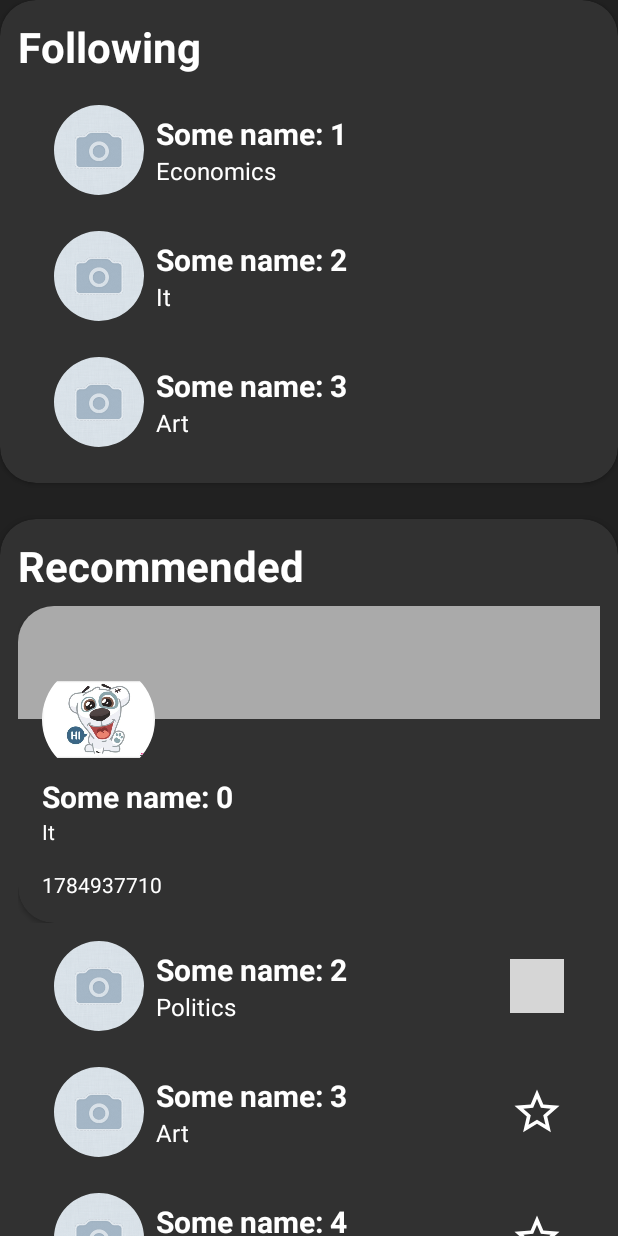
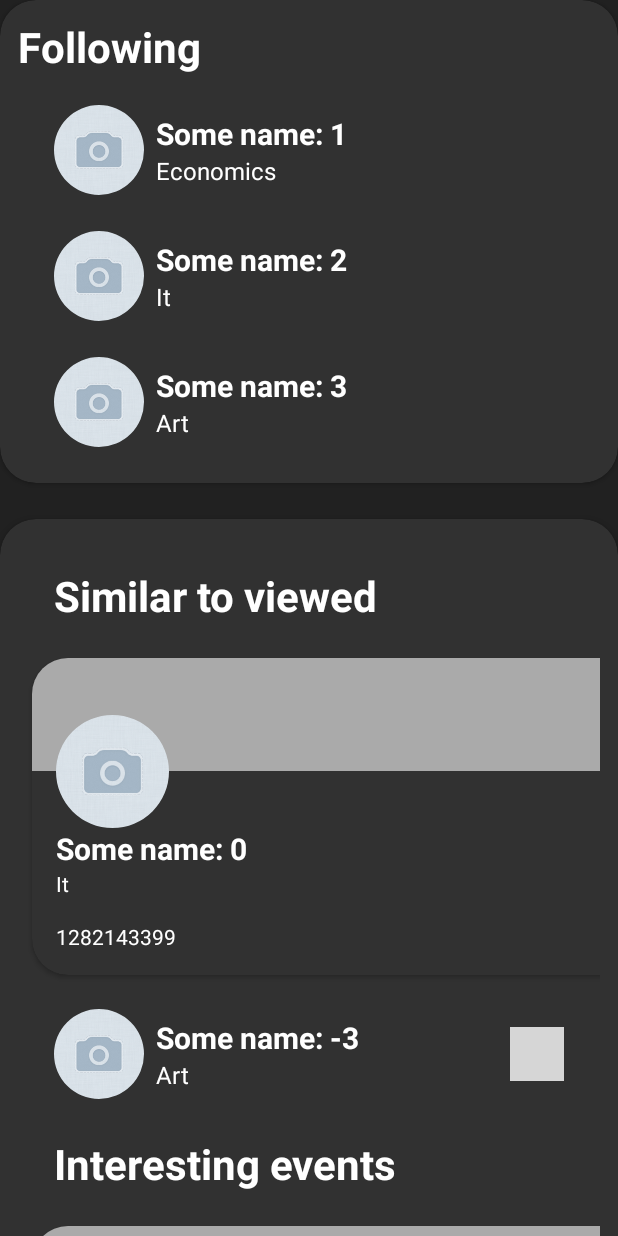
Before and after one commit to VladislavDobrihlopez/RecyclerViewOptimizations, an Android app: the screen it shows after launch (MainActivity), after a tap on "add to favourites", on a phone screen of 412 x 824 dp. Run offline under Robolectric (Android 15) with nearby library versions, the phone set to English and light mode, and no system bars; grey boxes are pictures that could not be loaded.

Commit message:
add shared view pool and section headers

```diff
--- a/app/src/main/java/com/example/fakevkhub/presentation/CommunitiesFragment.kt
+++ b/app/src/main/java/com/example/fakevkhub/presentation/CommunitiesFragment.kt
@@ -7,6 +7,7 @@ import android.view.View
 import android.view.ViewGroup
 import androidx.fragment.app.Fragment
 import androidx.recyclerview.widget.ItemTouchHelper
+import androidx.recyclerview.widget.RecyclerView
 import com.example.fakevkhub.R
 import com.example.fakevkhub.databinding.FragmentCommunitiesBinding
 import com.example.fakevkhub.presentation.adapters.FollowedCommunitiesAdapter
@@ -14,6 +15,7 @@ import com.example.fakevkhub.presentation.adapters.decorations.HorizontalItemDec
 import com.example.fakevkhub.presentation.adapters.delegates.DetailedCommunitiesDelegateAdapter
 import com.example.fakevkhub.presentation.adapters.delegates.FollowedCommunitiesDelegateAdapter
 import com.example.fakevkhub.presentation.adapters.delegates.HorizontalScrollDelegateAdapter
+import com.example.fakevkhub.presentation.adapters.delegates.SectionNameDelegateAdapter
 import com.example.fakevkhub.presentation.uimodels.CommunitiesHolder
 import com.example.fakevkhub.presentation.uimodels.CommunityUiModel
 import com.example.fakevkhub.presentation.uimodels.DetailedCommunityUiModel
@@ -60,15 +62,31 @@ class CommunitiesFragment : Fragment() {
     }
 
     private fun setupScrollableLists() {
+        val sharedPool = RecyclerView.RecycledViewPool()
+        sharedPool.setMaxRecycledViews(R.layout.community_item, 7)
+        sharedPool.setMaxRecycledViews(R.layout.communities_detailed, 3)
+        sharedPool.setMaxRecycledViews(R.layout.detailed_community_item, 10)
+
         adapter1 = FollowedCommunitiesAdapter(
             listOf(FollowedCommunitiesDelegateAdapter(::changeItemLikeStatus1, 730))
         )
         adapter2 = FollowedCommunitiesAdapter(
             listOf(
                 FollowedCommunitiesDelegateAdapter(::changeItemLikeStatus2),
-                HorizontalScrollDelegateAdapter(listOf(DetailedCommunitiesDelegateAdapter(::onFollowed, 900)))
+                HorizontalScrollDelegateAdapter(
+                    sharedPool,
+                    listOf(
+                        DetailedCommunitiesDelegateAdapter(
+                            ::onFollowed,
+                            900
+                        )
+                    )
+                ),
+                SectionNameDelegateAdapter()
             )
         )
+        binding.recyclerViewFollowedCommunities.setRecycledViewPool(sharedPool)
+        binding.recyclerViewTopOfTheDay.setRecycledViewPool(sharedPool)
         binding.recyclerViewFollowedCommunities.addItemDecoration(HorizontalItemDecoration(36))
         binding.recyclerViewTopOfTheDay.addItemDecoration(
             HorizontalItemDecoration(
--- a/app/src/main/java/com/example/fakevkhub/presentation/Utils.kt
+++ b/app/src/main/java/com/example/fakevkhub/presentation/Utils.kt
@@ -13,6 +13,7 @@ import com.example.fakevkhub.presentation.uimodels.CommunitiesHolder
 import com.example.fakevkhub.presentation.uimodels.CommunityUiModel
 import com.example.fakevkhub.presentation.uimodels.DetailedCommunityUiModel
 import com.example.fakevkhub.presentation.uimodels.Item
+import com.example.fakevkhub.presentation.uimodels.SectionInfo
 import kotlin.random.Random
 
 fun RecyclerView.Adapter<*>.isPreviousViewOfTheSameType(currentAdapterPosition: Int, viewType: Int): Boolean {
@@ -49,13 +50,16 @@ fun getRandomFeed(context: Context): List<Item> {
     val items = mutableListOf<Item>()
     (1..25).forEach { index ->
         val item = when (index) {
-            1, 6, 7, 10, 15, 20, 12, 25 -> getRandomHorizontalItems(rvIndex = index, context)
-            else -> getRandomUserPost(index, context)
+            2, 5, 7, 10, 15, 20, 12, 25 -> getRandomHorizontalItems(rvIndex = index, context)
+            1, 4, 6, 9, 14, 19, 11, 24 -> getRandomTitle()
+            else -> getRandomUserPost(-index, context)
         }
         items.add(item)
     }
     return items
 }
+
+fun getRandomTitle() = SectionInfo(name = sections.random())
 
 fun getRandomHorizontalItems(rvIndex: Int, context: Context) = CommunitiesHolder(
     rvIndex,
@@ -83,7 +87,7 @@ fun getRandomDetailedPost(rvIndex: Int, index: Int) = DetailedCommunityUiModel(
     isFollowed = false,
 )
 
-private val logoImages = listOf(R.drawable.dog1, R.drawable.dog2, R.drawable.default_logo)
+private val logoImages = listOf(R.drawable.default_logo)
 private val spheres = listOf(
     "It",
     "Art",
@@ -97,3 +101,11 @@ private val colors = listOf(
     Color.BLACK,
     Color.BLUE
 )
+private val sections = listOf(
+    "Similar to viewed",
+    "Interesting events",
+    "Education",
+    "Science",
+    "Popular",
+    "For you"
+)
--- a/app/src/main/java/com/example/fakevkhub/presentation/adapters/FollowedCommunitiesAdapter.kt
+++ b/app/src/main/java/com/example/fakevkhub/presentation/adapters/FollowedCommunitiesAdapter.kt
@@ -12,9 +12,7 @@ import com.example.fakevkhub.presentation.uimodels.Item
 class FollowedCommunitiesAdapter(
     private val adapterDelegates: List<AdapterDelegate<*, *>>
 ) : ListAdapter<Item, BaseViewHolder<ViewBinding, Item>>(
-    CommunitiesDiffUtils(
-        adapterDelegates
-    )
+    CommunitiesDiffUtils(adapterDelegates)
 ) {
     override fun onCreateViewHolder(
         parent: ViewGroup,
--- a/app/src/main/java/com/example/fakevkhub/presentation/adapters/delegates/HorizontalScrollDelegateAdapter.kt
+++ b/app/src/main/java/com/example/fakevkhub/presentation/adapters/delegates/HorizontalScrollDelegateAdapter.kt
@@ -3,6 +3,7 @@ package com.example.fakevkhub.presentation.adapters.delegates
 import android.view.LayoutInflater
 import android.view.ViewGroup
 import androidx.recyclerview.widget.DiffUtil
+import androidx.recyclerview.widget.RecyclerView.RecycledViewPool
 import com.example.fakevkhub.R
 import com.example.fakevkhub.databinding.CommunitiesDetailedBinding
 import com.example.fakevkhub.presentation.adapters.viewholders.BaseViewHolder
@@ -11,6 +12,7 @@ import com.example.fakevkhub.presentation.uimodels.CommunitiesHolder
 import com.example.fakevkhub.presentation.uimodels.Item
 
 class HorizontalScrollDelegateAdapter(
+    private val recycledViewPool: RecycledViewPool,
     private val adapterDelegates: List<AdapterDelegate<*, *>>
 ) : AdapterDelegate<CommunitiesDetailedBinding, CommunitiesHolder>() {
     private val diffUtil by lazy {
@@ -40,7 +42,7 @@ class HorizontalScrollDelegateAdapter(
         parent: ViewGroup
     ): BaseViewHolder<CommunitiesDetailedBinding, CommunitiesHolder> {
         return HorizontalBunchOfCommunitiesViewHolder(
-            CommunitiesDetailedBinding.inflate(inflater), adapterDelegates
+            CommunitiesDetailedBinding.inflate(inflater), adapterDelegates, recycledViewPool
         )
     }
 
--- /dev/null
+++ b/app/src/main/java/com/example/fakevkhub/presentation/adapters/delegates/SectionNameDelegateAdapter.kt
@@ -0,0 +1,44 @@
+package com.example.fakevkhub.presentation.adapters.delegates
+
+import android.view.LayoutInflater
+import android.view.ViewGroup
+import androidx.recyclerview.widget.DiffUtil
+import com.example.fakevkhub.R
+import com.example.fakevkhub.databinding.SectionBinding
+import com.example.fakevkhub.presentation.adapters.viewholders.BaseViewHolder
+import com.example.fakevkhub.presentation.adapters.viewholders.SectionNameViewHolder
+import com.example.fakevkhub.presentation.uimodels.Item
+import com.example.fakevkhub.presentation.uimodels.SectionInfo
+
+class SectionNameDelegateAdapter: AdapterDelegate<SectionBinding, SectionInfo>() {
+    private val diffUtil by lazy {
+        object: DiffUtil.ItemCallback<SectionInfo>() {
+            override fun areItemsTheSame(oldItem: SectionInfo, newItem: SectionInfo): Boolean {
+                return true
+            }
+
+            override fun areContentsTheSame(oldItem: SectionInfo, newItem: SectionInfo): Boolean {
+                return true
+            }
+        }
+    }
+    override fun isOfNeededType(itemForChecking: Item): Boolean {
+        return itemForChecking is SectionInfo
+    }
+
+    override fun getViewHolder(
+        inflater: LayoutInflater,
+        parent: ViewGroup
+    ): BaseViewHolder<SectionBinding, SectionInfo> {
+        val binding = SectionBinding.inflate(inflater, parent, false)
+        return SectionNameViewHolder(binding)
+    }
+
+    override fun getLayoutIdAsViewType(): Int {
+        return R.layout.section
+    }
+
+    override fun getDiffItemCallback(): DiffUtil.ItemCallback<SectionInfo> {
+        return diffUtil
+    }
+}
--- a/app/src/main/java/com/example/fakevkhub/presentation/adapters/viewholders/HorizontalBunchOfCommunitiesViewHolder.kt
+++ b/app/src/main/java/com/example/fakevkhub/presentation/adapters/viewholders/HorizontalBunchOfCommunitiesViewHolder.kt
@@ -10,7 +10,8 @@ import com.example.fakevkhub.presentation.uimodels.CommunitiesHolder
 
 class HorizontalBunchOfCommunitiesViewHolder(
     private val binding: CommunitiesDetailedBinding,
-    adapterDelegates: List<AdapterDelegate<*, *>>
+    private val adapterDelegates: List<AdapterDelegate<*, *>>,
+    private val recycledViewPool: RecyclerView.RecycledViewPool,
 ) : BaseViewHolder<CommunitiesDetailedBinding, CommunitiesHolder>(binding) {
     private val _adapter = DetailedCommunitiesAdapter(adapterDelegates)
 
@@ -18,21 +19,18 @@ class HorizontalBunchOfCommunitiesViewHolder(
         with(binding.recyclerViewHorizontalItems) {
             adapter = _adapter
             layoutManager = LinearLayoutManager(context, RecyclerView.HORIZONTAL, false)
+            setRecycledViewPool(this@HorizontalBunchOfCommunitiesViewHolder.recycledViewPool)
         }
     }
 
     override fun onBind(item: CommunitiesHolder) {
         super.onBind(item)
+        binding.recyclerViewHorizontalItems.onRestoreState(item.state)
         _adapter.submitList(item.communities)
     }
 
-    override fun onBind(item: CommunitiesHolder, payloads: List<Any>) {
-        super.onBind(item)
-        binding.recyclerViewHorizontalItems.onRestoreState(item.state)
-        onBind(item)
-    }
-
     override fun onViewDetached() {
-        item.state = binding.recyclerViewHorizontalItems.layoutManager?.onSaveInstanceState() ?: return
+        item.state =
+            binding.recyclerViewHorizontalItems.layoutManager?.onSaveInstanceState() ?: return
     }
 }
--- /dev/null
+++ b/app/src/main/java/com/example/fakevkhub/presentation/adapters/viewholders/SectionNameViewHolder.kt
@@ -0,0 +1,11 @@
+package com.example.fakevkhub.presentation.adapters.viewholders
+
+import com.example.fakevkhub.databinding.SectionBinding
+import com.example.fakevkhub.presentation.uimodels.SectionInfo
+
+class SectionNameViewHolder(private val binding: SectionBinding): BaseViewHolder<SectionBinding, SectionInfo>(binding) {
+    override fun onBind(item: SectionInfo) {
+        super.onBind(item)
+        binding.textViewSectionName.text = item.name
+    }
+}
--- /dev/null
+++ b/app/src/main/java/com/example/fakevkhub/presentation/uimodels/SectionInfo.kt
@@ -0,0 +1,3 @@
+package com.example.fakevkhub.presentation.uimodels
+
+data class SectionInfo(val name: String): Item
--- a/app/src/main/res/layout/detailed_community_item.xml
+++ b/app/src/main/res/layout/detailed_community_item.xml
@@ -4,6 +4,7 @@
     android:layout_width="match_parent"
     android:layout_height="wrap_content"
     app:cardCornerRadius="24dp"
+    app:cardUseCompatPadding="true"
     android:backgroundTint="#313131">
 
     <androidx.constraintlayout.widget.ConstraintLayout
--- a/app/src/main/res/layout/fragment_communities.xml
+++ b/app/src/main/res/layout/fragment_communities.xml
@@ -70,13 +70,13 @@
                 android:orientation="vertical"
                 android:padding="12dp">
 
-                <TextView
-                    android:layout_width="match_parent"
-                    android:layout_height="wrap_content"
-                    android:text="Recommended"
-                    android:textColor="@color/white"
-                    android:textSize="28sp"
-                    android:textStyle="bold" />
+<!--                <TextView-->
+<!--                    android:layout_width="match_parent"-->
+<!--                    android:layout_height="wrap_content"-->
+<!--                    android:text="Recommended"-->
+<!--                    android:textColor="@color/white"-->
+<!--                    android:textSize="28sp"-->
+<!--                    android:textStyle="bold" />-->
 
                 <!--            <androidx.recyclerview.widget.RecyclerView-->
                 <!--                android:id="@+id/recyclerViewRecommendedCommunities"-->
--- /dev/null
+++ b/app/src/main/res/layout/section.xml
@@ -0,0 +1,16 @@
+<?xml version="1.0" encoding="utf-8"?>
+<FrameLayout xmlns:android="http://schemas.android.com/apk/res/android"
+    xmlns:tools="http://schemas.android.com/tools"
+    android:layout_width="match_parent"
+    android:layout_height="wrap_content"
+    tools:background="@color/black">
+
+    <TextView
+        android:id="@+id/textViewSectionName"
+        android:layout_width="match_parent"
+        android:layout_height="wrap_content"
+        tools:text="Recommended"
+        android:textColor="@color/white"
+        android:textSize="28sp"
+        android:textStyle="bold" />
+</FrameLayout>
```
